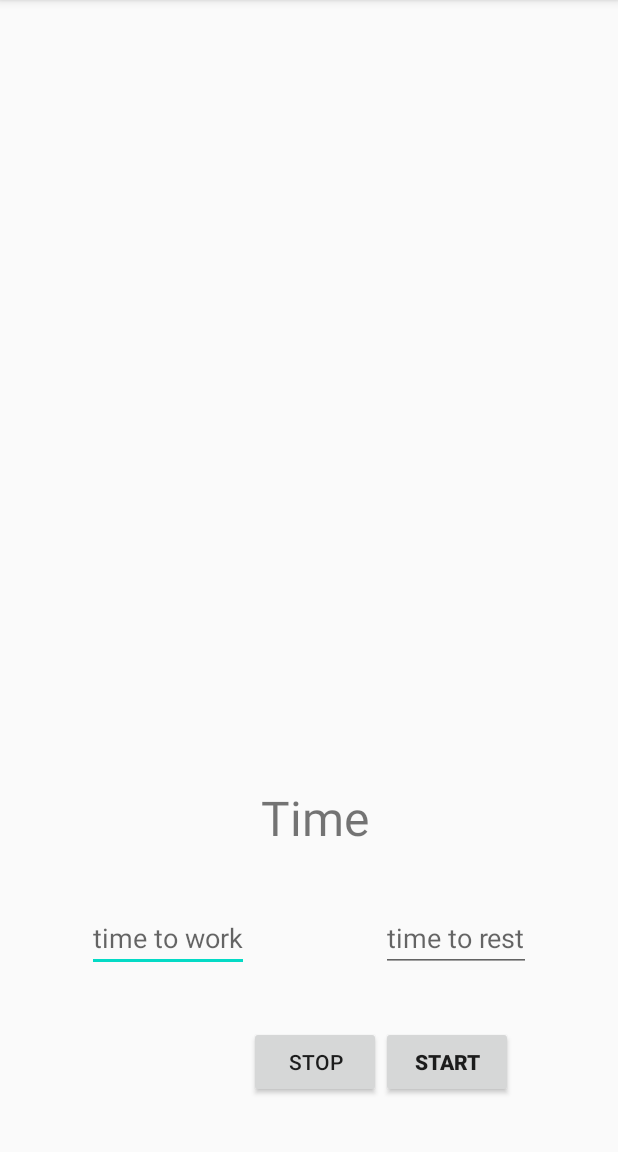
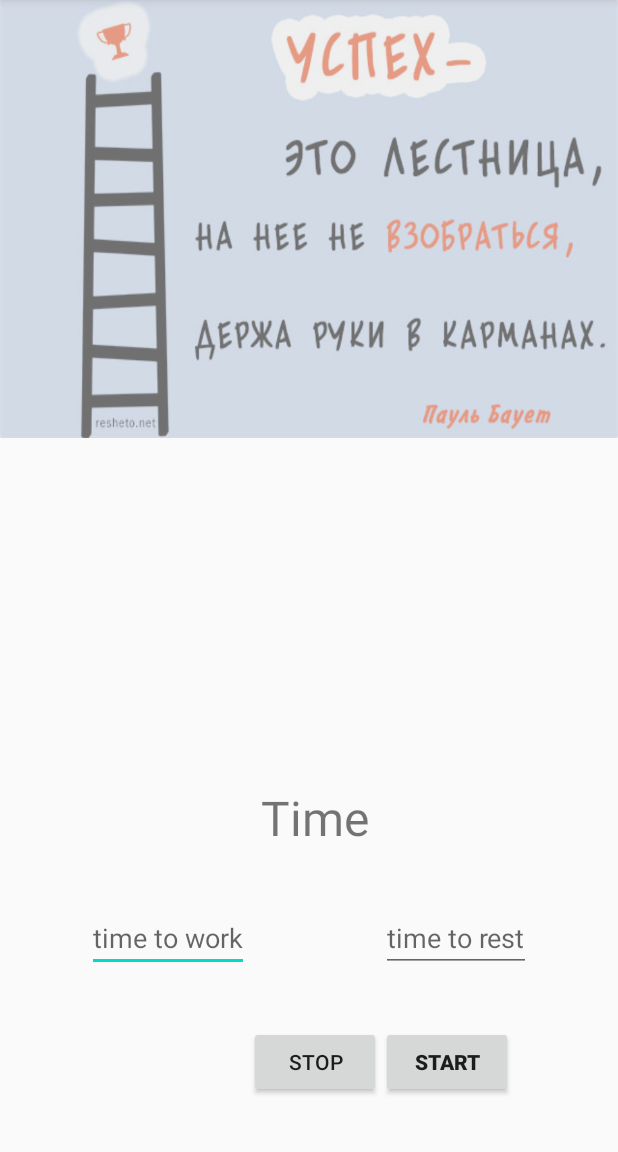
Before and after one commit to SemKaminskyi/PersonalHelper, an Android app: the screen it shows after launch (TimerActivity), after a tap on an icon or button, on a phone screen of 412 x 824 dp, the part 84-1236 px from its top. Run offline under Robolectric (Android 15) with nearby library versions, the light colour scheme and no system bars.

Commit message:
add fragment in main activity and timer activity

```diff
--- a/app/src/main/AndroidManifest.xml
+++ b/app/src/main/AndroidManifest.xml
@@ -33,7 +33,7 @@
             </intent-filter>
         </activity>
         <activity
-            android:name=".planer.PlanerActivity"
+            android:name=".planerTODOlist.PlanerActivity"
             android:screenOrientation="sensorPortrait"
             android:launchMode="singleTop">
 
--- a/app/src/main/java/com/gmail/kaminskysem/PersnalHelper/Data/IUserPlanerProvider.java
+++ b/app/src/main/java/com/gmail/kaminskysem/PersnalHelper/Data/IUserPlanerProvider.java
@@ -1,6 +1,6 @@
 package com.gmail.kaminskysem.PersnalHelper.Data;
 
-import com.gmail.kaminskysem.PersnalHelper.planer.forRecyclerView.model.PlanerDetails;
+import com.gmail.kaminskysem.PersnalHelper.planerTODOlist.forRecyclerView.model.PlanerDetails;
 
 import java.util.List;
 
--- a/app/src/main/java/com/gmail/kaminskysem/PersnalHelper/Data/UserTasksDataBaseHelper.java
+++ b/app/src/main/java/com/gmail/kaminskysem/PersnalHelper/Data/UserTasksDataBaseHelper.java
@@ -6,11 +6,10 @@ import android.database.Cursor;
 import android.database.sqlite.SQLiteDatabase;
 import android.database.sqlite.SQLiteOpenHelper;
 import android.util.Log;
-import android.widget.EditText;
 
 import androidx.annotation.Nullable;
 
-import com.gmail.kaminskysem.PersnalHelper.planer.forRecyclerView.model.PlanerDetails;
+import com.gmail.kaminskysem.PersnalHelper.planerTODOlist.forRecyclerView.model.PlanerDetails;
 
 import java.util.ArrayList;
 import java.util.List;
--- /dev/null
+++ b/app/src/main/java/com/gmail/kaminskysem/PersnalHelper/Main/FragmentMainScrollingImages.java
@@ -0,0 +1,23 @@
+package com.gmail.kaminskysem.PersnalHelper.Main;
+
+import android.os.Bundle;
+import android.view.LayoutInflater;
+import android.view.View;
+import android.view.ViewGroup;
+
+import androidx.fragment.app.Fragment;
+
+import com.gmail.kaminskysem.PersnalHelper.R;
+
+
+public class FragmentMainScrollingImages extends Fragment {
+    private final static String LOG_TAG = FragmentMainScrollingImages.class.getSimpleName();
+
+
+    @Override
+    public View onCreateView(LayoutInflater inflater, ViewGroup container,
+                             Bundle savedInstanceState) {
+        // Inflate the layout for this fragment
+        return inflater.inflate(R.layout.fragment_main_scrolling_images, container, false);
+    }
+}
--- a/app/src/main/java/com/gmail/kaminskysem/PersnalHelper/Main/MainActivity.java
+++ b/app/src/main/java/com/gmail/kaminskysem/PersnalHelper/Main/MainActivity.java
@@ -11,12 +11,14 @@ import androidx.appcompat.app.AppCompatActivity;
 
 import com.gmail.kaminskysem.PersnalHelper.R;
 import com.gmail.kaminskysem.PersnalHelper.Timer.TimerActivity;
-import com.gmail.kaminskysem.PersnalHelper.planer.PlanerActivity;
+import com.gmail.kaminskysem.PersnalHelper.planerTODOlist.PlanerActivity;
 
 public class MainActivity extends AppCompatActivity {
     private static String LOG_TAG = MainActivity.class.getSimpleName();
     private Button btnTimer;
     private Button btnPlaner;
+
+//TODO add orientation to mode 2 apps in one screen
 
     @Override
     protected void onCreate(Bundle savedInstanceState) {
@@ -43,7 +45,6 @@ public class MainActivity extends AppCompatActivity {
         };
 
 
-        Log.d(LOG_TAG, "OnCreate, "+this);
 
         btnPlaner = findViewById(R.id.btn_planer);
         btnPlaner.setOnClickListener(btnOnClickPlaner);
@@ -51,6 +52,12 @@ public class MainActivity extends AppCompatActivity {
         btnTimer =findViewById(R.id.btn_clockwork);
         btnTimer.setOnClickListener(btnOnClickTimer);
 
+        Log.d(LOG_TAG, "OnCreate, "+this);
+
+        FragmentMainScrollingImages fragmentMainScrollingImages = new FragmentMainScrollingImages();
+        getSupportFragmentManager().beginTransaction()
+                .replace(R.id.fragment_main_image_container,fragmentMainScrollingImages)
+                .commit();
 
     }
 
--- a/app/src/main/java/com/gmail/kaminskysem/PersnalHelper/Notifications/TimerNotificationsManager.java
+++ b/app/src/main/java/com/gmail/kaminskysem/PersnalHelper/Notifications/TimerNotificationsManager.java
@@ -10,6 +10,7 @@ import android.content.Context;
 import android.content.Intent;
 import android.os.Build;
 import android.util.Log;
+import android.widget.Button;
 
 import androidx.core.app.NotificationCompat;
 import androidx.core.app.NotificationManagerCompat;
@@ -31,7 +32,6 @@ public class TimerNotificationsManager {
     @SuppressLint("ServiceCast")
     @TargetApi(Build.VERSION_CODES.O)
     public static void setupNotificationsChannels(Context context) {
-
         notificationManager = NotificationManagerCompat.from(context);
         String timerServiceNotificationId = "1";
         String timerNotifications = "Timer notifications";
--- a/app/src/main/java/com/gmail/kaminskysem/PersnalHelper/Timer/TimerActivity.java
+++ b/app/src/main/java/com/gmail/kaminskysem/PersnalHelper/Timer/TimerActivity.java
@@ -10,6 +10,7 @@ import android.widget.Button;
 import android.widget.EditText;
 import android.widget.TextView;
 
+import com.gmail.kaminskysem.PersnalHelper.Main.FragmentMainScrollingImages;
 import com.gmail.kaminskysem.PersnalHelper.R;
 
 public class TimerActivity extends AppCompatActivity {
@@ -19,10 +20,18 @@ public class TimerActivity extends AppCompatActivity {
     protected void onCreate(Bundle savedInstanceState) {
         super.onCreate(savedInstanceState);
         setContentView(R.layout.activity_timer);
+        //add timer fragment
         TimerTImerFragment timerFragment = new TimerTImerFragment();
         getSupportFragmentManager().beginTransaction()
                 .replace(R.id.fragment_timer_container, timerFragment)
                 .commit();
 
+        // add fragment from main activity
+        FragmentMainScrollingImages fragmentMainScrollingImages = new FragmentMainScrollingImages();
+        getSupportFragmentManager().beginTransaction()
+                .replace(R.id.fragment_main_image_container,fragmentMainScrollingImages)
+                .commit();
+
+
     }
 }
--- a/app/src/main/java/com/gmail/kaminskysem/PersnalHelper/Timer/TimerTImerFragment.java
+++ b/app/src/main/java/com/gmail/kaminskysem/PersnalHelper/Timer/TimerTImerFragment.java
@@ -81,7 +81,10 @@ public class TimerTImerFragment extends Fragment {
             serviceConnection = new ServiceConnection() {
                 @Override
                 public void onServiceConnected(ComponentName name, IBinder service) {
+
+                    //TODO   в примере идет каст -  у меня просит статические методы и т.д
                     timerService = TimerBinder.getService();
+
                     bound = true;
                     Log.d(LOG_TAG, "TimerFragment connected" +service);
                 }
--- a/app/src/main/java/com/gmail/kaminskysem/PersnalHelper/planer/UserPlanerProvider.java
+++ b/app/src/main/java/com/gmail/kaminskysem/PersnalHelper/planerTODOlist/UserPlanerProvider.java
@@ -1,6 +1,6 @@
-package com.gmail.kaminskysem.PersnalHelper.planer;
+package com.gmail.kaminskysem.PersnalHelper.planerTODOlist;
 
-import com.gmail.kaminskysem.PersnalHelper.planer.forRecyclerView.model.PlanerDetails;
+import com.gmail.kaminskysem.PersnalHelper.planerTODOlist.forRecyclerView.model.PlanerDetails;
 
 import java.util.ArrayList;
 import java.util.List;
--- a/app/src/main/java/com/gmail/kaminskysem/PersnalHelper/planer/forRecyclerView/model/PlanerDetails.java
+++ b/app/src/main/java/com/gmail/kaminskysem/PersnalHelper/planerTODOlist/forRecyclerView/model/PlanerDetails.java
@@ -1,4 +1,4 @@
-package com.gmail.kaminskysem.PersnalHelper.planer.forRecyclerView.model;
+package com.gmail.kaminskysem.PersnalHelper.planerTODOlist.forRecyclerView.model;
 
 public class PlanerDetails {
     private final long taskID =-1L;
--- a/app/src/main/java/com/gmail/kaminskysem/PersnalHelper/planer/forRecyclerView/model/PlanerDetailsAdapter.java
+++ b/app/src/main/java/com/gmail/kaminskysem/PersnalHelper/planerTODOlist/forRecyclerView/model/PlanerDetailsAdapter.java
@@ -1,10 +1,8 @@
-package com.gmail.kaminskysem.PersnalHelper.planer.forRecyclerView.model;
+package com.gmail.kaminskysem.PersnalHelper.planerTODOlist.forRecyclerView.model;
 
-import android.util.Log;
 import android.view.LayoutInflater;
 import android.view.View;
 import android.view.ViewGroup;
-import android.widget.EditText;
 
 import androidx.annotation.NonNull;
 import androidx.recyclerview.widget.RecyclerView;
--- a/app/src/main/java/com/gmail/kaminskysem/PersnalHelper/planer/forRecyclerView/model/PlanerDetailsViewHolder.java
+++ b/app/src/main/java/com/gmail/kaminskysem/PersnalHelper/planerTODOlist/forRecyclerView/model/PlanerDetailsViewHolder.java
@@ -1,8 +1,7 @@
-package com.gmail.kaminskysem.PersnalHelper.planer.forRecyclerView.model;
+package com.gmail.kaminskysem.PersnalHelper.planerTODOlist.forRecyclerView.model;
 
 import android.view.View;
 import android.widget.EditText;
-import android.widget.TextView;
 
 import androidx.annotation.NonNull;
 import androidx.recyclerview.widget.RecyclerView;
--- a/app/src/main/res/layout/activity_planer.xml
+++ b/app/src/main/res/layout/activity_planer_todo_list.xml
@@ -5,7 +5,7 @@
     android:layout_width="match_parent"
     android:layout_height="match_parent"
     android:background="@drawable/priroda_gory_nebo_ozero_oblaka_vertical"
-    tools:context=".planer.PlanerActivity">
+    tools:context=".planerTODOlist.PlanerActivity">
 
     <androidx.recyclerview.widget.RecyclerView
         android:id="@+id/rv_planer"
--- a/app/src/main/res/layout/activity_timer.xml
+++ b/app/src/main/res/layout/activity_timer.xml
@@ -16,5 +16,15 @@
         app:layout_constraintEnd_toEndOf="parent"
         app:layout_constraintStart_toStartOf="parent"
         />
+    <FrameLayout
+        android:id="@+id/fragment_main_image_container"
+        android:foregroundGravity="bottom"
+        android:layout_width="wrap_content"
+        android:layout_height="wrap_content"
+        app:layout_constraintTop_toTopOf="parent"
+        app:layout_constraintEnd_toEndOf="parent"
+        app:layout_constraintStart_toStartOf="parent"
+        />
+
 
 </androidx.constraintlayout.widget.ConstraintLayout>
--- /dev/null
+++ b/app/src/main/res/layout/fragment_main_scrolling_images.xml
@@ -0,0 +1,27 @@
+<?xml version="1.0" encoding="utf-8"?>
+<FrameLayout xmlns:android="http://schemas.android.com/apk/res/android"
+    xmlns:tools="http://schemas.android.com/tools"
+    android:layout_width="match_parent"
+    android:layout_height="match_parent"
+    xmlns:app="http://schemas.android.com/apk/res-auto"
+    tools:context=".Main.FragmentMainScrollingImages">
+
+
+
+
+    <androidx.cardview.widget.CardView
+        android:id="@+id/cardView2"
+        android:layout_width="match_parent"
+        android:layout_height="292dp"
+        android:alpha="0.5"
+        app:layout_constraintBottom_toBottomOf="parent"
+        app:layout_constraintEnd_toEndOf="parent"
+        app:layout_constraintStart_toStartOf="parent">
+
+        <ImageView
+            android:layout_width="match_parent"
+            android:layout_height="match_parent"
+            android:background="@drawable/m_motivaciya"
+            android:contentDescription="@string/todo" />
+    </androidx.cardview.widget.CardView>
+</FrameLayout>
```
Also changed, not shown: app/src/main/java/com/gmail/kaminskysem/PersnalHelper/Data/InMemoryPlanerProvider.java (+1 -6 lines), app/src/main/java/com/gmail/kaminskysem/PersnalHelper/MainActivity.java (deleted, +0 -70 lines), app/src/main/java/com/gmail/kaminskysem/PersnalHelper/planerTODOlist/PlanerActivity.java (renamed from app/src/main/java/com/gmail/kaminskysem/PersnalHelper/planer/PlanerActivity.java, +4 -4 lines), app/src/main/res/layout/activity_main.xml (+8 -14 lines).
